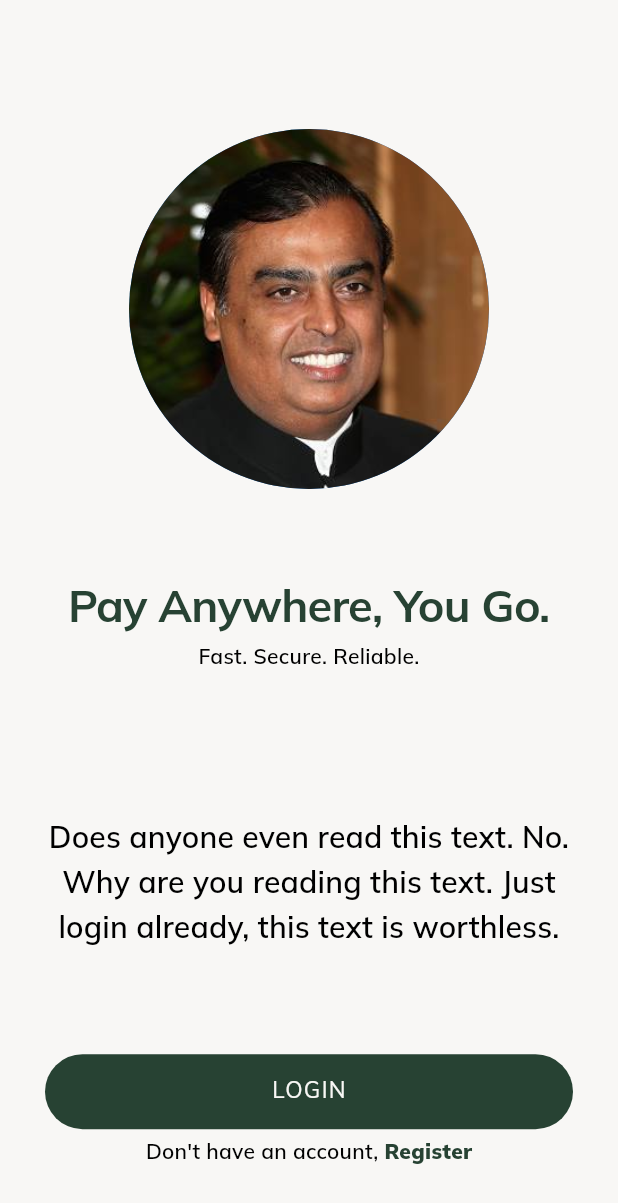
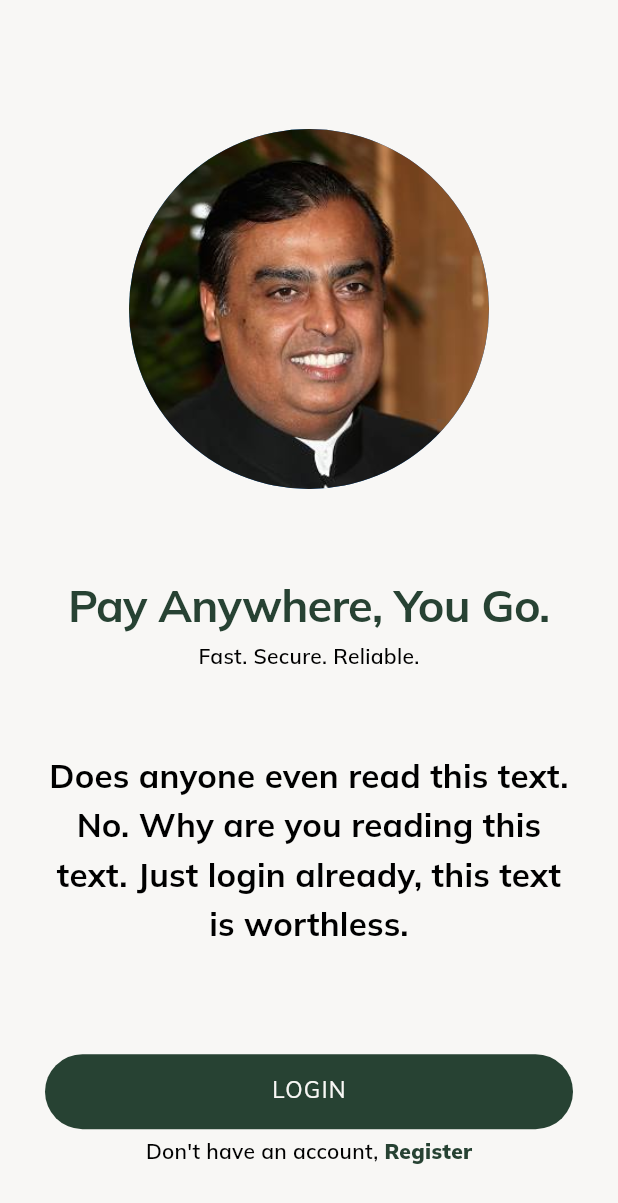
Before and after one commit to arpandaze/AaryaPay, a Flutter app: the screen it shows after launch, on a phone screen of 412 x 824 dp. Shown: the top 1203 px of the screen. Run offline on Flutter 3.47's test engine with Material 2 defaults, Android fonts, the phone set to English and light mode, and no system bars; our stand-ins replace flutter_feather_icons, font_awesome_flutter, google_fonts, line_icons, pin_code_fields; missing offline and left inert: cryptography, dart:ffi.

Commit message:
chore: minor additions and deletions

```diff
--- a/frontend/lib/main.dart
+++ b/frontend/lib/main.dart
@@ -1,6 +1,7 @@
 import 'package:flutter/material.dart';
 import 'package:aaryapay/routes.dart';
 import 'package:aaryapay/theme.dart';
+import 'package:flutter/services.dart';
 
 void main() {
   runApp(const MyApp());
@@ -13,6 +14,7 @@ class MyApp extends StatelessWidget {
   @override
   Widget build(BuildContext context) {
     return MaterialApp(
+      debugShowCheckedModeBanner: false,
       routes: routes,
       title: 'Flutter Demo',
       initialRoute: '/welcome',
--- a/frontend/lib/theme.dart
+++ b/frontend/lib/theme.dart
@@ -27,7 +27,7 @@ class AppTheme with ChangeNotifier {
         onBackground: Color(0xFF2A292F),
         surface: Color(0xFFFFFFFF),
         onSurface: Color.fromARGB(255, 231, 14, 14),
-        outline: Color(0xff47C70B),
+        outline: Color(0xffC0C0C0),
       ),
       textTheme: TextTheme(
         displayLarge: GoogleFonts.mulish(
@@ -68,26 +68,24 @@ class AppTheme with ChangeNotifier {
             color: const Color(0xFF000000),
             height: 1.0),
         titleMedium: GoogleFonts.mulish(
-            fontSize: 20,
-            fontWeight: FontWeight.w600,
+            fontSize: 22,
+            fontWeight: FontWeight.w700,
             letterSpacing: 0.15,
             color: const Color(0xFF000000)),
         titleSmall: GoogleFonts.mulish(
-            fontSize: 12,
+            fontSize: 18,
             fontWeight: FontWeight.w500,
             letterSpacing: 0.1,
             color: const Color(0xFF000000)),
         bodyLarge: GoogleFonts.mulish(
-          fontSize: 16,
-          fontWeight: FontWeight.w700,
-          letterSpacing: 0.1,
+          fontSize: 32,
             color: const Color(0xFF000000),
         ),
         bodyMedium: GoogleFonts.mulish(
-            fontSize: 12,
-            fontWeight: FontWeight.w900,
+            fontSize: 22,
+            fontWeight: FontWeight.w400,
             letterSpacing: 0.2,
-            color: const Color(0xFFA0A6AC),
+            color: const Color(0xFF000000),
             height: 1.5),
         labelLarge: GoogleFonts.mulish(
             fontSize: 25,
@@ -102,8 +100,8 @@ class AppTheme with ChangeNotifier {
           color: const Color(0xFF000000),
         ),
         labelSmall: GoogleFonts.mulish(
-          fontSize: 12,
-          fontWeight: FontWeight.w600,
+          fontSize: 16,
+          fontWeight: FontWeight.w700,
           letterSpacing: 0.5,
         ),
       ),
```
